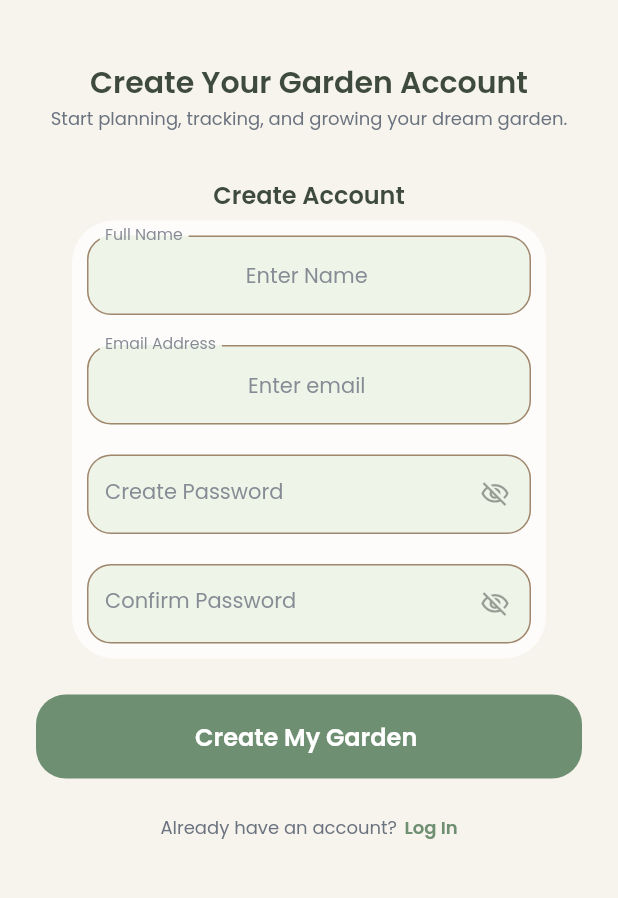
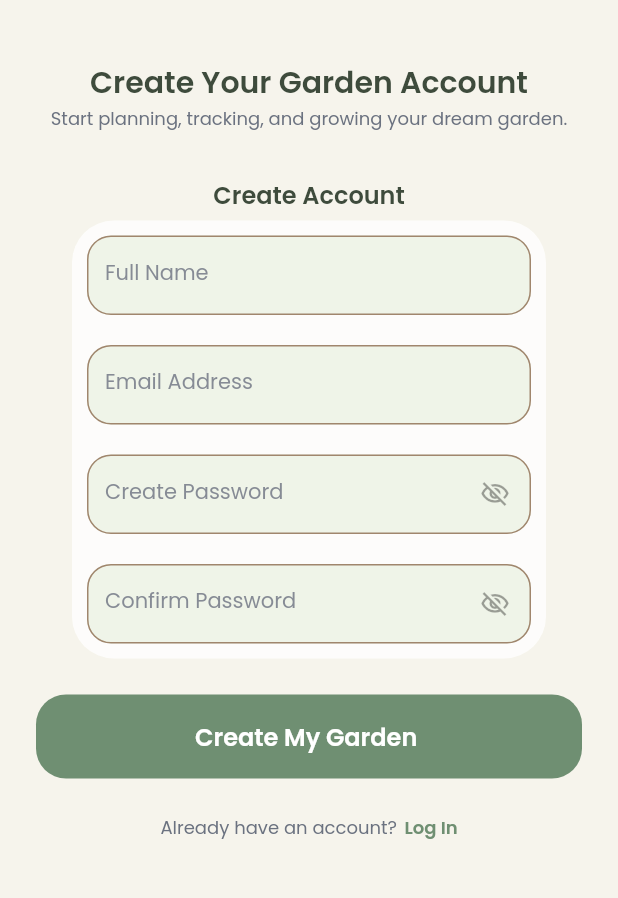
Before and after one commit to mcutting0415/sprout-together, a Flutter app: the screen it shows after launch, on a phone screen of 412 x 824 dp, the part 276-1174 px from its top. Run offline on Flutter 3.47's test engine with Material 3 defaults, Android fonts, the phone set to English and light mode, and no system bars; drawn by our look-alikes of auto_size_text; our stand-ins replace cached_network_image, dropdown_button2, easy_debounce, file_picker, font_awesome_flutter, from_css_color and 11 more; missing offline and left inert: json_path, mime_type; accounts and stored records are empty.

Commit message:
Update sign-up page text controllers initialization
Removed placeholder text from text controllers in sign-up page.

```diff
--- a/lib/final_app_pages/sign_up_page/sign_up_page_widget.dart
+++ b/lib/final_app_pages/sign_up_page/sign_up_page_widget.dart
@@ -33,10 +33,10 @@ class _SignUpPageWidgetState extends State<SignUpPageWidget> {
     super.initState();
     _model = createModel(context, () => SignUpPageModel());
 
-    _model.textController1 ??= TextEditingController(text: 'Enter Name');
+    _model.textController1 ??= TextEditingController();
     _model.textFieldFocusNode1 ??= FocusNode();
 
-    _model.emailTextController ??= TextEditingController(text: 'Enter email');
+    _model.emailTextController ??= TextEditingController();
     _model.textFieldFocusNode2 ??= FocusNode();
 
     _model.passwordTextController ??= TextEditingController();
@@ -72,13 +72,12 @@ class _SignUpPageWidgetState extends State<SignUpPageWidget> {
                 mainAxisSize: MainAxisSize.max,
                 children: [
                   Expanded(
-                    child: Align(
-                      alignment: AlignmentDirectional(0.0, -1.0),
+                    child: SingleChildScrollView(
                       child: Padding(
                         padding: EdgeInsetsDirectional.fromSTEB(
                             24.0, 40.0, 24.0, 24.0),
                         child: Column(
-                          mainAxisSize: MainAxisSize.max,
+                          mainAxisSize: MainAxisSize.min,
                           mainAxisAlignment: MainAxisAlignment.start,
                           crossAxisAlignment: CrossAxisAlignment.center,
                           children: [
```
